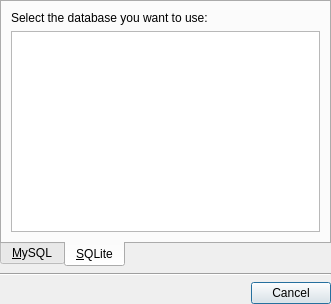
Qt form ui/dblogin.ui (pwizard2/robojournal) before a commit.
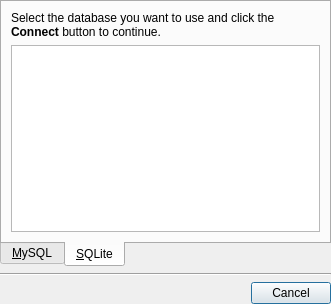
The same form after that commit. The open tabs and pages were chosen to show the change. Icons and pictures are not drawn.

Commit message: integrated SQL databases with dblogin

The edit to the form file:
```diff
--- a/ui/dblogin.ui
+++ b/ui/dblogin.ui
@@ -164,7 +164,10 @@
        <item>
         <widget class="QLabel" name="label_5">
          <property name="text">
-          <string>Select the database you want to use:</string>
+          <string>&lt;html&gt;&lt;head/&gt;&lt;body&gt;&lt;p&gt;Select the database you want to use and click the &lt;span style=&quot; font-weight:600;&quot;&gt;Connect&lt;/span&gt; button to continue.&lt;/p&gt;&lt;/body&gt;&lt;/html&gt;</string>
+         </property>
+         <property name="wordWrap">
+          <bool>true</bool>
          </property>
         </widget>
        </item>
```
Left out of the diff: 2 changed lines with no effect on the pictures. The commit also changes 3 other files.
